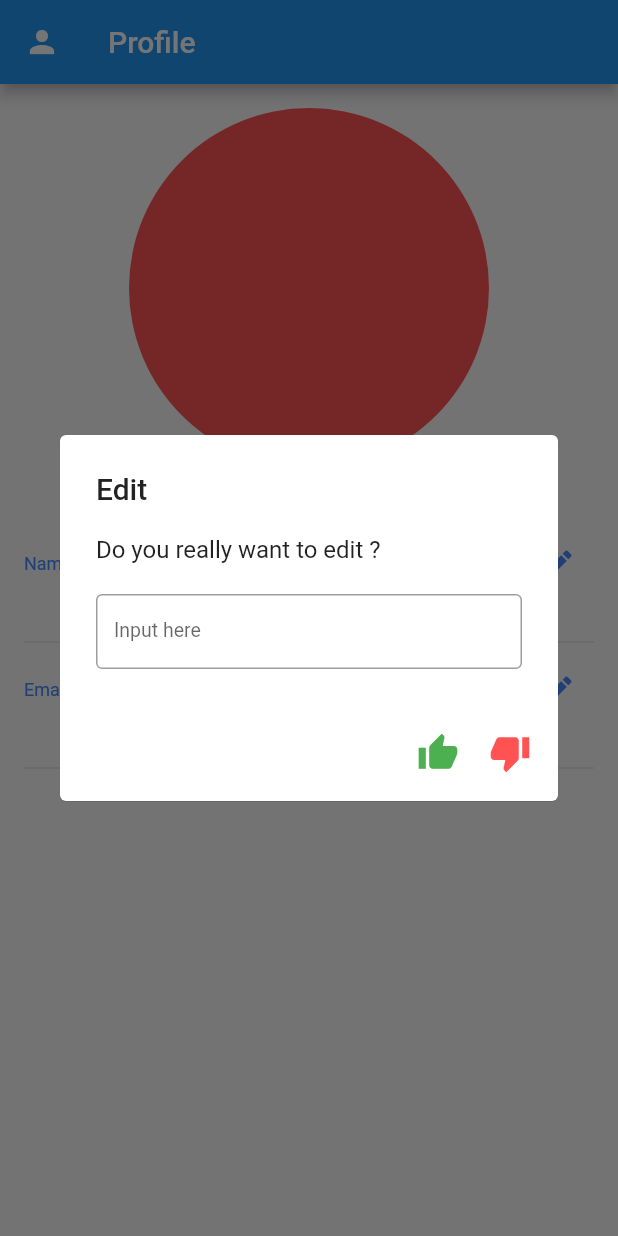
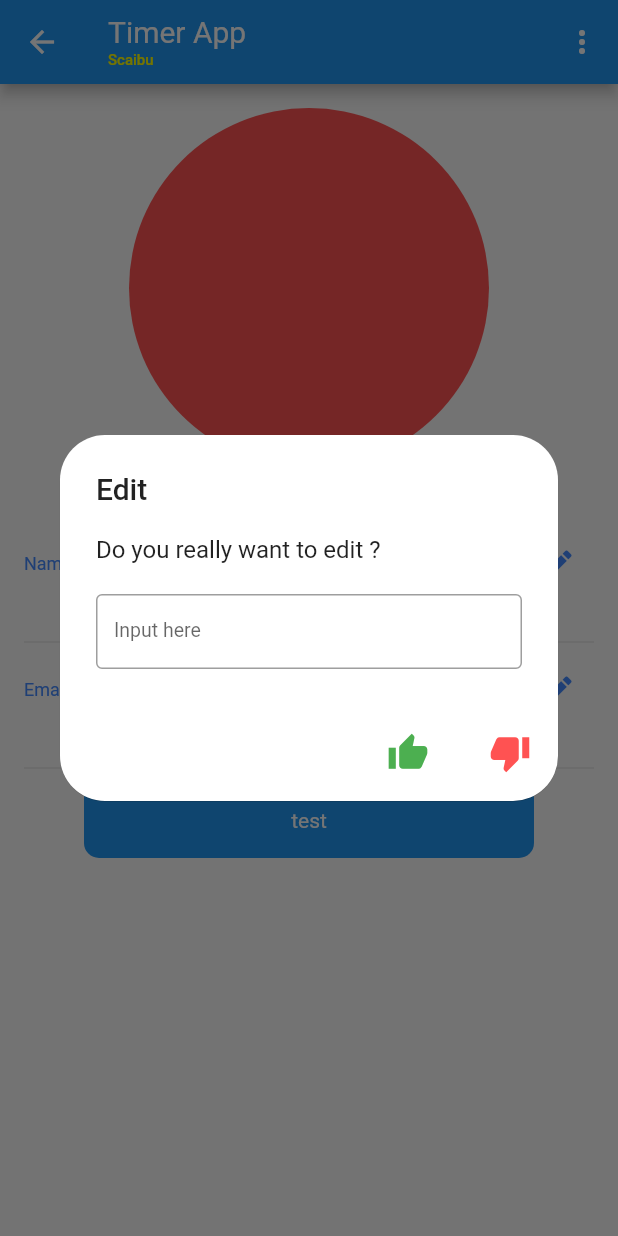
Before and after one commit to rupali966/todo21, a Flutter app: the ProfileScreen screen opened by its route, after a tap on the "edit" icon, on a phone screen of 412 x 824 dp. Run offline on Flutter 3.47's test engine with Material 2 defaults, Android fonts, the phone set to English and light mode, and no system bars; our stand-ins replace cloud_firestore, firebase_auth, firebase_core, sqflite; accounts and stored records are empty.

Commit message:
Merge remote-tracking branch 'origin/master'
# Conflicts:
#	lib/profile/view/profilescreen.dart
#	lib/signup/modal/signup_data.dart

```diff
--- a/lib/main.dart
+++ b/lib/main.dart
@@ -1,6 +1,7 @@
 import 'package:firebase_core/firebase_core.dart';
 import 'package:flutter/material.dart';
 import 'package:persistence/home/view/homescreen.dart';
+import 'package:persistence/profile/provider/profile_provider.dart';
 import 'package:persistence/profile/view/profilescreen.dart';
 import 'package:persistence/signin/view/signinscreen.dart';
 import 'package:persistence/signup/view/signupscreen.dart';
@@ -33,6 +34,7 @@ void main() async {
         ListenableProvider<fireOper>(
             create: (_) => fireOper(
                 docName: 'userSignUptest', collectionname: 'userSignUp')),
+        ListenableProvider<profile_provider>(create: (_) => profile_provider()),
       ],
       child: MaterialApp(
         title: 'Reading and Writing Files',
--- /dev/null
+++ b/lib/profile/modal/profile_modal.dart
@@ -0,0 +1,16 @@
+class profile_modal {
+  String provider;
+
+  profile_modal({
+    required this.provider,
+    required this.uid,
+    required this.name,
+    required this.emailAddress,
+    required this.profilePhoto,
+  });
+
+  String uid;
+  String name;
+  String emailAddress;
+  String profilePhoto;
+}
--- a/lib/profile/view/profilescreen.dart
+++ b/lib/profile/view/profilescreen.dart
@@ -1,7 +1,6 @@
 import 'package:cloud_firestore/cloud_firestore.dart';
 import 'package:flutter/material.dart';
-import 'package:persistence/signin/provider/signinprovider.dart';
-import 'package:persistence/signup/modal/signup_data.dart';
+import 'package:persistence/profile/provider/profile_provider.dart';
 import 'package:persistence/signup/provider/firefun.dart';
 import 'package:persistence/util/constant.dart';
 import 'package:persistence/util/defaut_widgets.dart';
@@ -33,24 +32,9 @@ class _ProfileScreenState extends State<ProfileScreen> {
   @override
   Widget build(BuildContext context) {
     return Scaffold(
-      drawer: Drawer(
-        child: Container(
-          height: 50,
-          width: 50,
-        ),
-      ),
-      appBar: AppBar(
-        leading: IconButton(
-          onPressed: () {},
-          icon: Icon(Icons.person),
-        ),
-        title: Text('Profile '),
-      ),
-      body: Consumer<signupProvider>(builder: (context, value, child) {
-        sign_in_provider pr = Provider.of<sign_in_provider>(
-          context,
-          listen: false,
-        );
+      appBar: defaultAppBar(),
+      body:
+          Consumer<profile_provider>(builder: (context, logic_provider, child) {
         return StreamBuilder<QuerySnapshot>(
             stream: userSignUpDoc,
             builder:
@@ -59,23 +43,18 @@ class _ProfileScreenState extends State<ProfileScreen> {
                 return hasErrorWidget();
               }
               if (snapshot.connectionState == ConnectionState.waiting) {
-                pr.is_signIn();
                 fireop.fire_auth();
+
+                return loddingWidget();
               }
               if (snapshot.connectionState == ConnectionState.active) {
-                // data = snapshot.data!.docs.map((e) {
-                //   Map<String, dynamic> data = e.data()! as Map<String, dynamic>;
-                //   return data['name'];
-                // });
-
-                data = snapshot.data!.docs.map((e) {
+                snapshot.data!.docs.forEach((e) {
                   if (e.id == 'userSignUptest') {
-                    // print(e.data());
-                    name = e['name'];
-                    email = e['email'];
+                    var dataref = e.data() as Map<String, dynamic>;
+                    name = dataref['name'];
+                    email = dataref['email'];
                   }
                 });
-                print(data);
 
                 if (fireop.user_sign_in) {
                   return Container(
@@ -104,8 +83,6 @@ class _ProfileScreenState extends State<ProfileScreen> {
                                       editWidget:
                                           textInput(editcntrl: userchange_name),
                                       onYes_Pressed: () {
-                                        value.change_name(
-                                            name: userchange_name.text);
                                         Navigator.of(context).pop();
                                       },
                                       onNo_Pressed: () {
@@ -134,10 +111,6 @@ class _ProfileScreenState extends State<ProfileScreen> {
                                         editcntrl: userchange_email,
                                       ),
                                       onYes_Pressed: () async {
-                                        value.change_email(
-                                          email: userchange_email.text,
-                                        );
-
                                         Navigator.of(context).pop();
                                       },
                                       onNo_Pressed: () {
@@ -147,6 +120,17 @@ class _ProfileScreenState extends State<ProfileScreen> {
                             // showing the email
                             text(size: 13, str: "${email}"),
                             Divider(),
+                            Center(
+                              child:
+                                  Button(str: 'test', context, onTap: () async {
+                                print('test');
+                                // logic_provider.get_user_uid();
+                                // logic_provider.get_credential();
+                                var data =
+                                    await logic_provider.retrive_details();
+                                print(data.name);
+                              }),
+                            ),
                           ]),
                         ),
                       ],
--- a/lib/signin/provider/signinprovider.dart
+++ b/lib/signin/provider/signinprovider.dart
@@ -1,68 +1,5 @@
 import 'package:flutter/material.dart';
-import 'package:persistence/util/constant.dart';
 
 class sign_in_provider extends ChangeNotifier {
-  dynamic data;
-  bool signin = false;
-  String? name;
-  String? pass;
-  String? email;
-  var dtt;
 
-  void getdt({
-    String? name,
-    String? pass,
-    String? email,
-  }) {
-    this.name = name as String;
-    this.pass = pass as String;
-    this.email = email as String;
-  }
-
-  bool validate({
-    String? name,
-    String? pass,
-    String? email,
-  }) {
-    if ((name == this.name && pass == this.pass) || (email == this.email)) {
-      this.signin = true;
-      return true;
-    } else {
-      this.signin = false;
-      return false;
-    }
-  }
-
-  void setdata({dynamic dt}) {
-    data = dt;
-  }
-
-  void sign_in(bool signin_val) {
-    if (signin_val) {
-      var data = {"signin": true};
-      fire.collection("userSignUp").doc("Sign-In").set(
-            data,
-          );
-    } else {
-      var data = {"signin": false};
-      fire.collection("userSignUp").doc("Sign-In").set(
-            data,
-          );
-    }
-
-    print("Value is Changing ..");
-    this.signin = signin_val;
-  }
-
-  void is_signIn() async {
-    var k = fire
-        .collection('userSignUp')
-        .doc('Sign-In')
-        .snapshots()
-        .listen((event) {
-      print(event.data()!['signin']);
-      this.dtt = event.data()!['signin'];
-    });
-    k;
-  }
 }
--- a/lib/signup/view/signupscreen.dart
+++ b/lib/signup/view/signupscreen.dart
@@ -105,6 +105,7 @@ class _SignUpScreenState extends State<SignUpScreen> {
                       Navigator.pushNamed(context, 'signin');
                     } else {
                       // showing warning
+                      await fireop.safe_write_usersignup(context, data: usr1);
                       snackbarrr(context,
                           msg: 'User Already Exist Go For ',
                           action: SnackBarAction(
--- a/lib/util/defaut_widgets.dart
+++ b/lib/util/defaut_widgets.dart
@@ -3,13 +3,17 @@ import 'package:persistence/signup/provider/firefun.dart';
 import 'package:persistence/util/constant.dart';
 import 'package:persistence/util/persnal_widgets.dart';
 
-defaultAppBar({String? title}) {
+defaultAppBar({
+  String? title,
+  final Widget? leading,
+}) {
   if (title != null) {
     return AppBar(
       title: Text(title.toString(), style: appbarTextStyle),
     );
   }
   return AppBar(
+    leading: leading,
     title: Column(
       mainAxisAlignment: MainAxisAlignment.start,
       children: [
@@ -118,7 +122,20 @@ defaultDrawer(
       crossAxisAlignment: CrossAxisAlignment.start,
       mainAxisAlignment: MainAxisAlignment.start,
       children: [
-        const DrawerHeader(
+        drawerheadear(),
+        Padding(
+          padding: const EdgeInsets.all(8.0),
+          child: Column(
+            children: children,
+          ),
+        )
+      ],
+    ),
+  );
+}
+
+drawerheadear() {
+  return const DrawerHeader(
     decoration: BoxDecoration(
       color: Colors.blueAccent,
     ),
@@ -139,14 +156,5 @@ defaultDrawer(
         ),
       ),
     ),
-        ),
-        Padding(
-          padding: const EdgeInsets.all(8.0),
-          child: Column(
-            children: children,
-          ),
-        )
-      ],
-    ),
   );
 }
--- a/lib/util/dialog.dart
+++ b/lib/util/dialog.dart
@@ -15,18 +15,25 @@ confirm_alertbox({
     context: context,
     barrierDismissible: false,
     builder: (BuildContext context) {
+      var height = MediaQuery.of(context).size.height;
+      var width = MediaQuery.of(context).size.width;
       return AlertDialog(
         scrollable: true,
         elevation: 0.2,
         alignment: Alignment.center,
+        actionsAlignment: MainAxisAlignment.start,
+        shape: RoundedRectangleBorder(
+          borderRadius: BorderRadius.circular(30),
+        ),
         title: (getdata)
             ? Text('Edit')
             : Text("$alrt_title",
                 style: TextStyle(
-                  fontSize: 16,
+                  fontSize: 18,
                   inherit: true,
                 )),
         content: Container(
+          width: width,
           decoration: BoxDecoration(
             borderRadius: BorderRadius.circular(25),
           ),
@@ -51,7 +58,7 @@ confirm_alertbox({
                         : Text(
                             warnig_to_display,
                             style: TextStyle(
-                              fontSize: 12,
+                              fontSize: 14,
                             ),
                           ),
                   ),
@@ -70,6 +77,7 @@ confirm_alertbox({
                       ),
                       onPressed: onYes_Pressed,
                     ),
+                    S(),
                     IconButton(
                       icon: Icon(
                         Icons.thumb_down,
@@ -79,35 +87,37 @@ confirm_alertbox({
                       onPressed: onNo_Pressed,
                     ),
                   ],
-                )
+          )
               : Container(
-                  decoration: BoxDecoration(
-                    borderRadius: BorderRadius.circular(15),
-                  ),
                   padding: EdgeInsets.all(8),
+                  margin: EdgeInsets.all(15),
                   child: Row(
                     mainAxisAlignment: MainAxisAlignment.center,
                     children: [
                       IconButton(
+                        tooltip: 'Yes',
                         icon: Icon(
-                          Icons.thumb_up,
-                          size: 28,
-                          color: Colors.green,
+                          Icons.thumb_up_alt_outlined,
+                          size: 35,
+                          color: Colors.blueAccent,
                         ),
                         onPressed: () {
                           Navigator.pop(context);
                         },
                       ),
+                      S(width: 25),
                       IconButton(
+                        tooltip: 'No',
                         icon: Icon(
-                          Icons.thumb_down,
-                          size: 28,
-                          color: Colors.redAccent,
+                          Icons.thumb_down_alt_outlined,
+                          size: 35,
+                          color: Colors.blueAccent,
                         ),
                         onPressed: () {
                           Navigator.pop(context);
                         },
                       ),
+                      S(width: 25, height: 25),
                     ],
                   ),
                 ),
--- a/lib/work/view/workscreen.dart
+++ b/lib/work/view/workscreen.dart
@@ -30,28 +30,7 @@ class _WorkingScreenState extends State<WorkingScreen> {
           crossAxisAlignment: CrossAxisAlignment.start,
           mainAxisAlignment: MainAxisAlignment.start,
           children: [
-            const DrawerHeader(
-              decoration: BoxDecoration(
-                color: Colors.blueAccent,
-              ),
-              child: Align(
-                alignment: Alignment.center,
-                child: ListTile(
-                  title: Text('Timer',
-                      style: TextStyle(
-                        fontSize: 18,
-                        color: Colors.white,
-                      )),
-                  subtitle: Text(
-                    'Scaibu',
-                    style: TextStyle(
-                      color: Colors.white,
-                      fontSize: 15,
-                    ),
-                  ),
-                ),
-              ),
-            ),
+            drawerheadear(),
             Padding(
               padding: const EdgeInsets.all(8.0),
               child: Column(
@@ -73,7 +52,12 @@ class _WorkingScreenState extends State<WorkingScreen> {
         ),
       ),
       endDrawer: defaultDrawer(context),
-      appBar: defaultAppBar(),
+      appBar: defaultAppBar(
+          leading: IconButton(
+              onPressed: () {
+                Navigator.pushNamed(context, 'profile');
+              },
+              icon: Icon(Icons.menu))),
       // bottomSheet: showBottomSheet(context: context, builder: builder)
       body: Container(),
     );
```
Also changed, not shown: lib/profile/provider/profile_provider.dart (added, +65 -0 lines), lib/signin/view/signinscreen.dart (+12 -2 lines), lib/signup/provider/firefun.dart (+20 -47 lines). Lines whose indentation alone changed are shown as unchanged.
